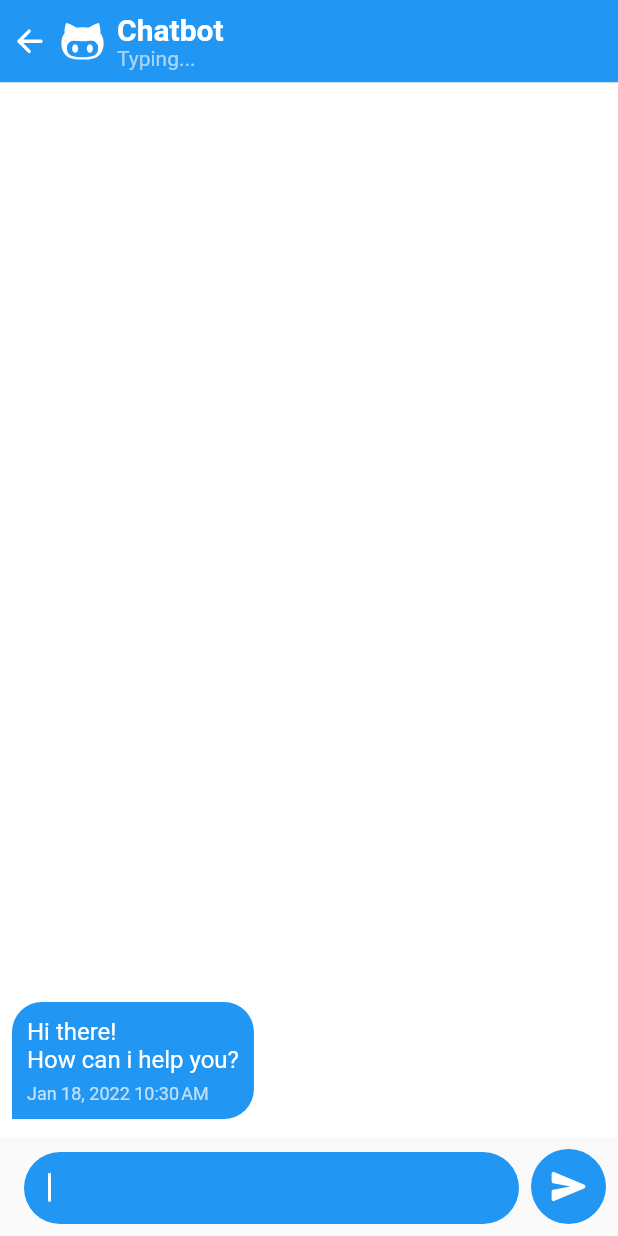
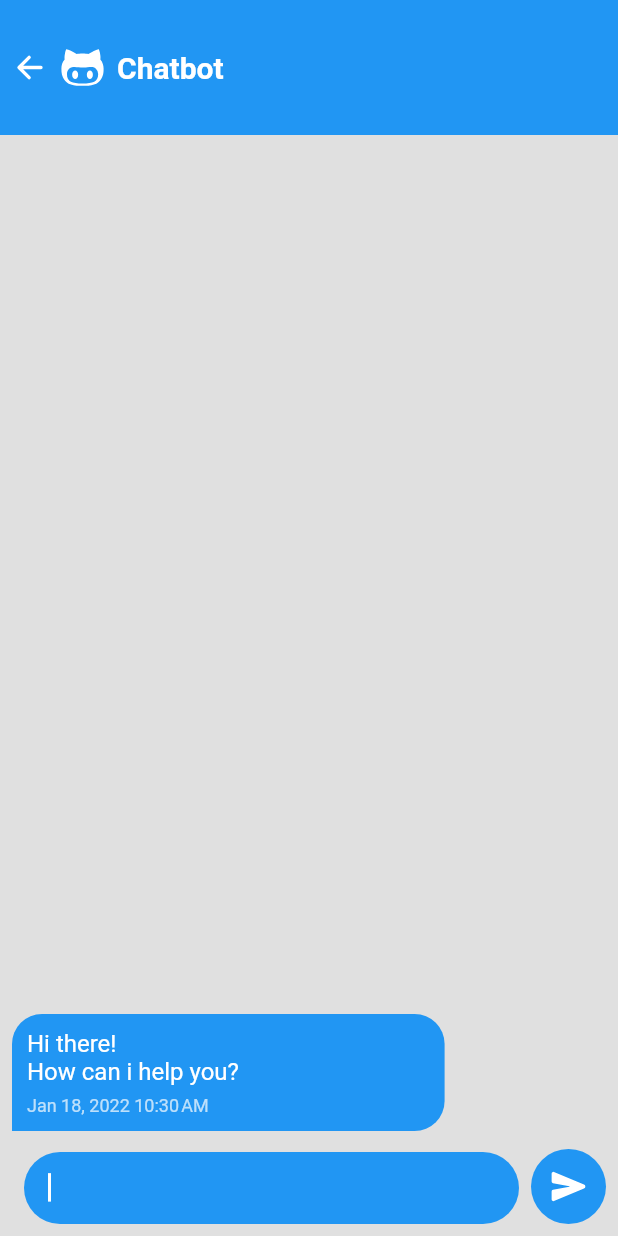
Before and after one commit to antonio-carrizosa/chat-bot, a Flutter app: the ChatScreen screen opened by its route, on a phone screen of 412 x 824 dp. Run offline on Flutter 3.47's test engine with Material 2 defaults, Android fonts, the phone set to English and light mode, and no system bars; our stand-ins replace flutter_svg, ionicons.

Commit message:
resolved issues in chat screen>messageList

```diff
--- a/lib/presentation/chat/chat_screen.dart
+++ b/lib/presentation/chat/chat_screen.dart
@@ -17,10 +17,13 @@ class ChatScreen extends StatelessWidget {
     final currentUser = Provider.of<User>(context);
 
     return Scaffold(
+      backgroundColor: Colors.grey.shade300,
       body: Container(
         child: Column(
           children: [
-            _AppBarContent(),
+            _AppBarContent(
+              isTyping: Provider.of<ChatProvider>(context).isBotTyping,
+            ),
             MessageList(
               messages: Provider.of<ChatProvider>(context).messages,
               currentUser: currentUser,
@@ -44,14 +47,15 @@ class ChatScreen extends StatelessWidget {
 }
 
 class _AppBarContent extends StatelessWidget {
-  const _AppBarContent({
-    Key? key,
-  }) : super(key: key);
+  final bool isTyping;
+
+  const _AppBarContent({Key? key, this.isTyping = false}) : super(key: key);
 
   @override
   Widget build(BuildContext context) {
     return Container(
       padding: const EdgeInsets.all(8),
+      height: 90,
       color: Theme.of(context).primaryColor,
       child: SafeArea(
         child: Row(
@@ -64,14 +68,16 @@ class _AppBarContent extends StatelessWidget {
             const SizedBox(width: 8),
             Column(
               crossAxisAlignment: CrossAxisAlignment.start,
+              mainAxisAlignment: MainAxisAlignment.spaceAround,
               children: [
                 Text("Chatbot",
                     style: TextStyle(
                         color: Colors.white,
                         fontSize: 20,
                         fontWeight: FontWeight.bold)),
-                Text("Typing...",
-                    style: TextStyle(color: Colors.white60, fontSize: 14)),
+                if (isTyping)
+                  Text("Typing...",
+                      style: TextStyle(color: Colors.white60, fontSize: 14)),
               ],
             ),
           ],
--- a/lib/presentation/chat/widgets/message_item.dart
+++ b/lib/presentation/chat/widgets/message_item.dart
@@ -1,4 +1,3 @@
-import 'package:animate_do/animate_do.dart';
 import 'package:chat_bot/core/models/message.dart';
 import 'package:flutter/material.dart';
 import 'package:intl/intl.dart';
@@ -14,17 +13,14 @@ class MessageItem extends StatelessWidget {
   Widget build(BuildContext context) {
     final timestamp = DateTime.fromMillisecondsSinceEpoch(message.createdAt);
 
-    return FadeInUp(
-      from: 5,
-      child: Container(
-        width: MediaQuery.of(context).size.width * 0.8,
-        child: Padding(
+    return Padding(
       padding: const EdgeInsets.symmetric(vertical: 4),
       child: Row(
         mainAxisAlignment:
             isMe ? MainAxisAlignment.end : MainAxisAlignment.start,
         children: [
           Container(
+            width: MediaQuery.of(context).size.width * 0.7,
             padding: const EdgeInsets.all(10),
             decoration: BoxDecoration(
                 color: isMe
@@ -44,26 +40,23 @@ class MessageItem extends StatelessWidget {
             child: Column(
               crossAxisAlignment: CrossAxisAlignment.start,
               children: [
-                    Row(
-                      children: [
                 Text(
                   message.message,
                   style: TextStyle(color: Colors.white, fontSize: 16),
-                        ),
-                      ],
                 ),
                 SizedBox(height: 6),
                 Row(
                   mainAxisAlignment: MainAxisAlignment.spaceBetween,
                   children: [
-                        Text(
+                    Expanded(
+                      child: Text(
                         '${DateFormat.yMMMd().format(timestamp)} ${DateFormat.jm().format(timestamp)}',
                         style: TextStyle(color: Colors.white70, fontSize: 12),
                       ),
+                    ),
                     if (isMe)
                       Icon(Ionicons.checkmark_done,
-                              color:
-                                  message.readed ? Colors.blue : Colors.white70,
+                          color: message.readed ? Colors.blue : Colors.white70,
                           size: 18),
                   ],
                 )
@@ -72,8 +65,6 @@ class MessageItem extends StatelessWidget {
           ),
         ],
       ),
-        ),
-      ),
     );
   }
 }
--- a/lib/presentation/chat/widgets/message_list.dart
+++ b/lib/presentation/chat/widgets/message_list.dart
@@ -16,8 +16,7 @@ class MessageList extends StatelessWidget {
     return Expanded(
         flex: 1,
         child: Container(
-          color: Colors.white,
-          padding: const EdgeInsets.all(8),
+          padding: const EdgeInsets.symmetric(horizontal: 8),
           child: ListView(
             physics: BouncingScrollPhysics(),
             reverse: true,
--- a/lib/presentation/home_screen.dart
+++ b/lib/presentation/home_screen.dart
@@ -12,6 +12,7 @@ class HomeScreen extends StatelessWidget {
   Widget build(BuildContext context) {
     return Scaffold(
       appBar: AppBar(
+        brightness: Brightness.dark,
         // backgroundColor: Colors.transparent,
         elevation: 0,
         centerTitle: false,
```
Lines whose indentation alone changed are shown as unchanged.
